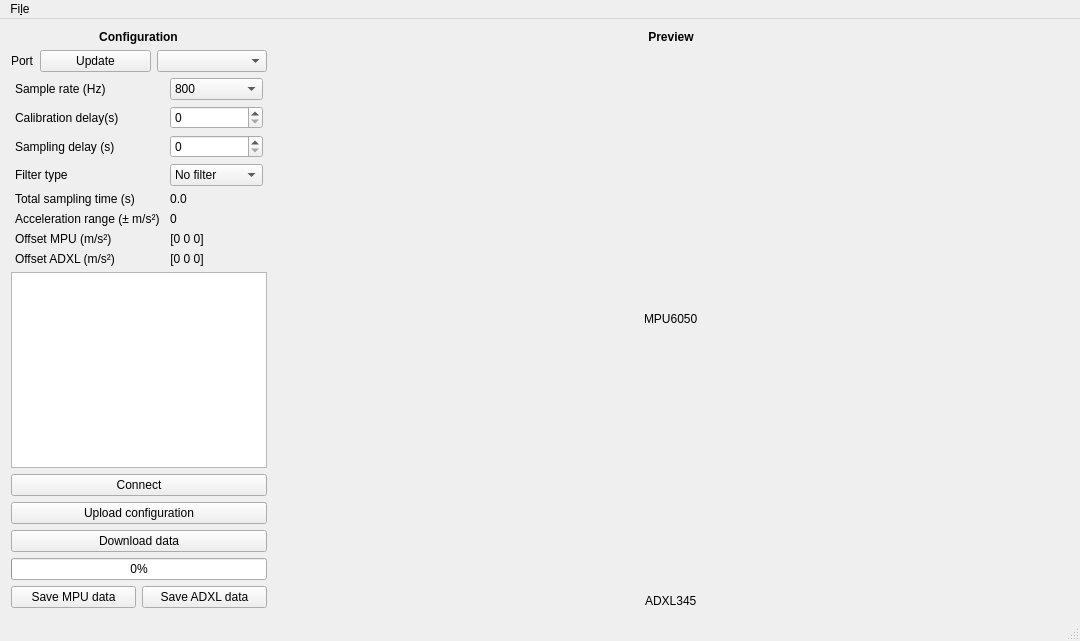
Toroid-io/AccelerationDataLogger, file Qt/mainwindow.ui: the form before one commit.
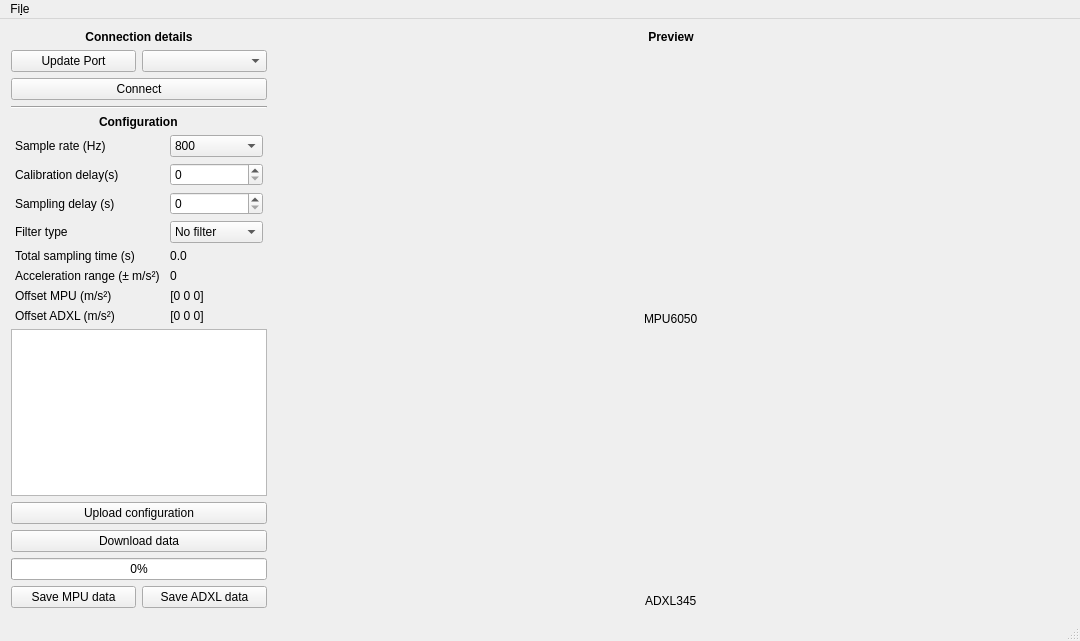
The form after the commit. Custom widgets are drawn as their Qt base class.

Commit message: [Qt] better UI management. filterType supported in UI.

```diff
--- a/Qt/mainwindow.ui
+++ b/Qt/mainwindow.ui
@@ -42,7 +42,7 @@
        <enum>QLayout::SetFixedSize</enum>
       </property>
       <item alignment="Qt::AlignHCenter">
-       <widget class="QLabel" name="configurationLabel">
+       <widget class="QLabel" name="connectionDetailsLabel">
         <property name="sizePolicy">
          <sizepolicy hsizetype="Fixed" vsizetype="Preferred">
           <horstretch>0</horstretch>
@@ -56,7 +56,7 @@
          </font>
         </property>
         <property name="text">
-         <string>Configuration</string>
+         <string>Connection details</string>
         </property>
         <property name="alignment">
          <set>Qt::AlignCenter</set>
@@ -68,30 +68,17 @@
         <property name="sizeConstraint">
          <enum>QLayout::SetFixedSize</enum>
         </property>
-        <item row="0" column="0">
-         <widget class="QLabel" name="PuertoLabel">
-          <property name="sizePolicy">
-           <sizepolicy hsizetype="Fixed" vsizetype="Preferred">
-            <horstretch>0</horstretch>
-            <verstretch>0</verstretch>
-           </sizepolicy>
-          </property>
-          <property name="text">
-           <string>Port</string>
-          </property>
-         </widget>
-        </item>
-        <item row="0" column="2">
-         <widget class="QComboBox" name="serialPortComboBox">
-          <property name="sizePolicy">
-           <sizepolicy hsizetype="Minimum" vsizetype="Preferred">
-            <horstretch>0</horstretch>
-            <verstretch>0</verstretch>
-           </sizepolicy>
-          </property>
-         </widget>
-        </item>
         <item row="0" column="1">
+         <widget class="QComboBox" name="serialPortComboBox">
+          <property name="sizePolicy">
+           <sizepolicy hsizetype="Minimum" vsizetype="Preferred">
+            <horstretch>0</horstretch>
+            <verstretch>0</verstretch>
+           </sizepolicy>
+          </property>
+         </widget>
+        </item>
+        <item row="0" column="0">
          <widget class="QPushButton" name="updatePushButton">
           <property name="sizePolicy">
            <sizepolicy hsizetype="Minimum" vsizetype="Preferred">
@@ -100,12 +87,60 @@
            </sizepolicy>
           </property>
           <property name="text">
-           <string>Update</string>
+           <string>Update Port</string>
           </property>
          </widget>
         </item>
        </layout>
       </item>
+      <item>
+       <widget class="QPushButton" name="connectGetConfPushButton">
+        <property name="sizePolicy">
+         <sizepolicy hsizetype="Minimum" vsizetype="Fixed">
+          <horstretch>0</horstretch>
+          <verstretch>0</verstretch>
+         </sizepolicy>
+        </property>
+        <property name="text">
+         <string>Connect</string>
+        </property>
+       </widget>
+      </item>
+      <item>
+       <widget class="Line" name="line">
+        <property name="layoutDirection">
+         <enum>Qt::LeftToRight</enum>
+        </property>
+        <property name="frameShadow">
+         <enum>QFrame::Sunken</enum>
+        </property>
+        <property name="orientation">
+         <enum>Qt::Horizontal</enum>
+        </property>
+       </widget>
+      </item>
+      <item alignment="Qt::AlignHCenter">
+       <widget class="QLabel" name="configurationLabel">
+        <property name="sizePolicy">
+         <sizepolicy hsizetype="Fixed" vsizetype="Preferred">
+          <horstretch>0</horstretch>
+          <verstretch>0</verstretch>
+         </sizepolicy>
+        </property>
+        <property name="font">
+         <font>
+          <weight>75</weight>
+          <bold>true</bold>
+         </font>
+        </property>
+        <property name="text">
+         <string>Configuration</string>
+        </property>
+        <property name="alignment">
+         <set>Qt::AlignLeading|Qt::AlignLeft|Qt::AlignVCenter</set>
+        </property>
+       </widget>
+      </item>
       <item>
        <layout class="QGridLayout" name="gridLayout">
         <property name="sizeConstraint">
@@ -357,19 +392,6 @@
         </property>
        </widget>
       </item>
-      <item>
-       <widget class="QPushButton" name="connectGetConfPushButton">
-        <property name="sizePolicy">
-         <sizepolicy hsizetype="Minimum" vsizetype="Fixed">
-          <horstretch>0</horstretch>
-          <verstretch>0</verstretch>
-         </sizepolicy>
-        </property>
-        <property name="text">
-         <string>Connect</string>
-        </property>
-       </widget>
-      </item>
       <item>
        <widget class="QPushButton" name="uploadConfigPushButton">
         <property name="text">
```
The commit also changes 2 other files.
